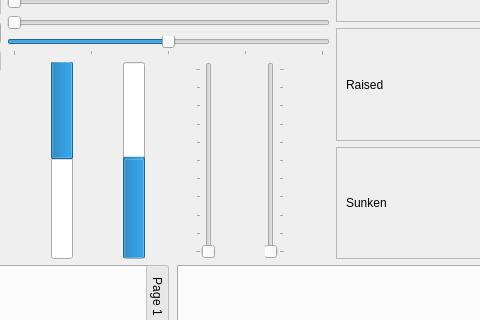
Before: the Qt Designer form demo/widgetfactory.ui in FedoraQt/adwaita-qt, drawn with Qt 5; both pictures show x 512 to 992 and y 101 to 421 of the 1371 by 800 pixel window.
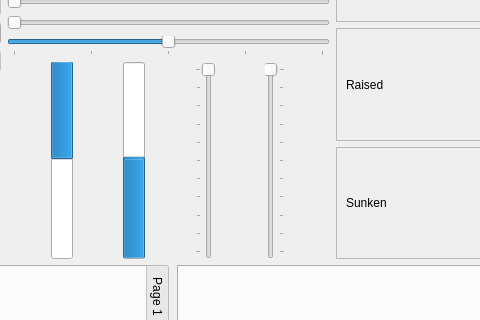
After: the same form once the commit is applied. Icons and pictures are not drawn.

Commit message: Minor showcase demo changes

What changed in the file:
```diff
--- a/demo/widgetfactory.ui
+++ b/demo/widgetfactory.ui
@@ -288,6 +288,9 @@
          <property name="orientation">
           <enum>Qt::Vertical</enum>
          </property>
+         <property name="invertedAppearance">
+          <bool>true</bool>
+         </property>
          <property name="tickPosition">
           <enum>QSlider::TicksAbove</enum>
          </property>
@@ -304,6 +307,9 @@
          <property name="orientation">
           <enum>Qt::Vertical</enum>
          </property>
+         <property name="invertedAppearance">
+          <bool>true</bool>
+         </property>
          <property name="tickPosition">
           <enum>QSlider::TicksBelow</enum>
          </property>
```
Left out of the diff: 12 changed lines with no effect on the pictures.
